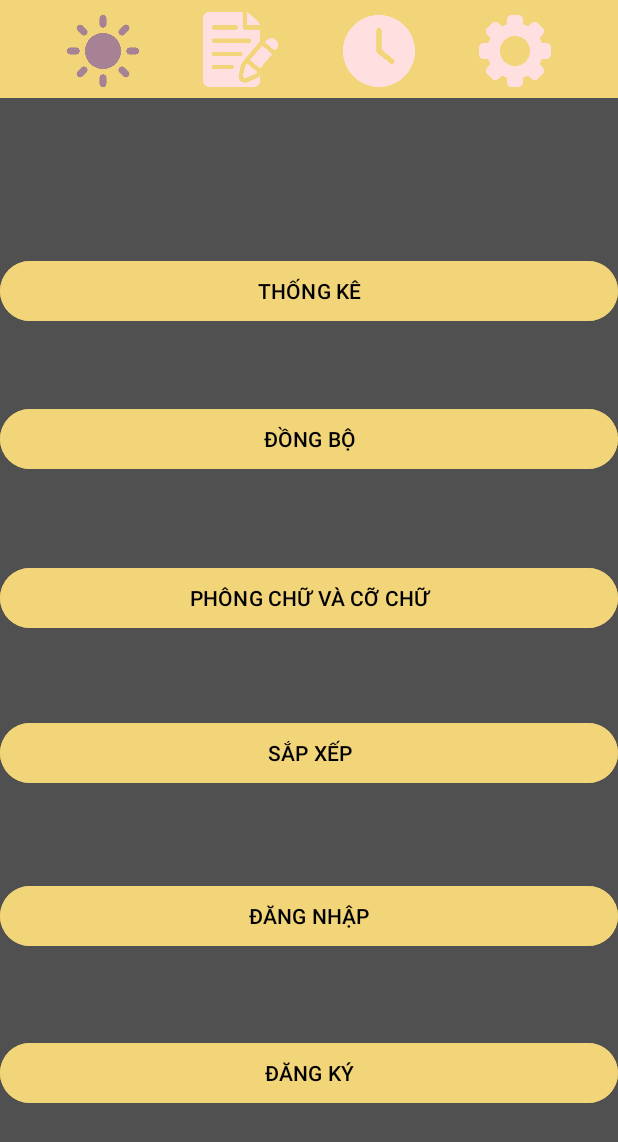
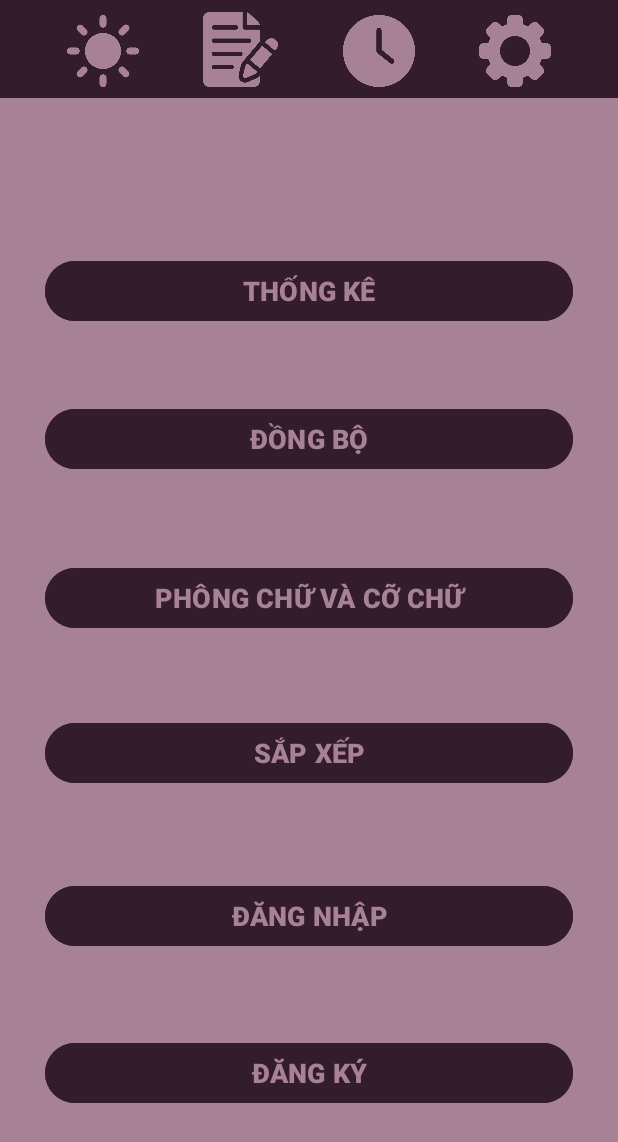
Before and after one commit to bananaa03/Simple-Notes, an Android app: the layout setting_night.xml on its own in the app's theme, with its tools: preview values and no code run, on a phone screen of 412 x 824 dp. Shown: the top 1142 px of the screen. Run offline under Robolectric (Android 15) with nearby library versions, the phone set to English and light mode, and no system bars.

Commit message:
edit setting_day.xml, setting_night.xml

```diff
--- a/app/src/main/res/layout/setting_day.xml
+++ b/app/src/main/res/layout/setting_day.xml
@@ -81,8 +81,10 @@
         android:textStyle="bold"
         app:layout_constraintBottom_toBottomOf="parent"
         app:layout_constraintEnd_toEndOf="parent"
+        android:layout_marginLeft="30dp"
         app:layout_constraintHorizontal_bias="0.0"
         app:layout_constraintStart_toStartOf="parent"
+        android:layout_marginRight="30dp"
         app:layout_constraintTop_toTopOf="parent"
         app:layout_constraintVertical_bias="0.219" />
 
@@ -95,6 +97,8 @@
         android:textColor="@color/llpink"
         android:textSize="18sp"
         android:textStyle="bold"
+        android:layout_marginRight="30dp"
+        android:layout_marginLeft="30dp"
         app:layout_constraintBottom_toBottomOf="parent"
         app:layout_constraintEnd_toEndOf="parent"
         app:layout_constraintHorizontal_bias="0.0"
@@ -111,6 +115,8 @@
         android:textColor="@color/llpink"
         android:textSize="18sp"
         android:textStyle="bold"
+        android:layout_marginRight="30dp"
+        android:layout_marginLeft="30dp"
         app:layout_constraintBottom_toBottomOf="parent"
         app:layout_constraintEnd_toEndOf="parent"
         app:layout_constraintHorizontal_bias="0.0"
@@ -127,6 +133,8 @@
         android:textColor="@color/llpink"
         android:textSize="18sp"
         android:textStyle="bold"
+        android:layout_marginRight="30dp"
+        android:layout_marginLeft="30dp"
         app:layout_constraintBottom_toBottomOf="parent"
         app:layout_constraintEnd_toEndOf="parent"
         app:layout_constraintHorizontal_bias="1.0"
@@ -143,6 +151,8 @@
         android:textColor="@color/llpink"
         android:textSize="18sp"
         android:textStyle="bold"
+        android:layout_marginRight="30dp"
+        android:layout_marginLeft="30dp"
         app:layout_constraintBottom_toBottomOf="parent"
         app:layout_constraintEnd_toEndOf="parent"
         app:layout_constraintHorizontal_bias="0.0"
@@ -159,6 +169,8 @@
         android:textColor="@color/llpink"
         android:textSize="18sp"
         android:textStyle="bold"
+        android:layout_marginRight="30dp"
+        android:layout_marginLeft="30dp"
         app:layout_constraintBottom_toBottomOf="parent"
         app:layout_constraintEnd_toEndOf="parent"
         app:layout_constraintHorizontal_bias="0.0"
--- a/app/src/main/res/layout/setting_night.xml
+++ b/app/src/main/res/layout/setting_night.xml
@@ -4,13 +4,13 @@
     xmlns:tools="http://schemas.android.com/tools"
     android:layout_width="match_parent"
     android:layout_height="match_parent"
-    android:background="@color/gray">
+    android:background="@color/llpurple">
 
     <androidx.appcompat.widget.Toolbar
         android:id="@+id/toolbar"
         android:layout_width="match_parent"
         android:layout_height="65dp"
-        android:background="@color/yellowpastel"
+        android:background="@color/darkpurple"
         android:minHeight="?attr/actionBarSize"
         android:theme="?attr/actionBarTheme"
         app:layout_constraintTop_toTopOf="parent"/>
@@ -22,7 +22,7 @@
         android:layout_height="48dp"
         android:layout_marginLeft="1dp"
         android:layout_marginTop="10dp"
-        android:background="@color/yellowpastel"
+        android:background="@color/darkpurple"
         android:contentDescription="nightmode"
         android:scaleType="fitXY"
         app:layout_constraintRight_toLeftOf="@id/imageButton5"
@@ -36,48 +36,52 @@
         android:layout_width="50dp"
         android:layout_height="50dp"
         android:layout_marginTop="8dp"
-        android:background="@color/yellowpastel"
+        android:background="@color/darkpurple"
         android:contentDescription="note"
         android:scaleType="fitXY"
         app:layout_constraintRight_toLeftOf="@id/iBt_settime"
         app:layout_constraintLeft_toRightOf="@id/iBt_mode"
         app:layout_constraintTop_toTopOf="parent"
-        app:srcCompat="@drawable/light_note" />
+        app:srcCompat="@drawable/dark_note" />
 
     <ImageButton
         android:id="@+id/iBt_settime"
         android:layout_width="48dp"
         android:layout_height="48dp"
         android:layout_marginTop="10dp"
-        android:background="@color/yellowpastel"
+        android:background="@color/darkpurple"
         android:contentDescription="date"
         android:scaleType="fitXY"
         app:layout_constraintLeft_toRightOf="@id/imageButton5"
         app:layout_constraintRight_toLeftOf="@id/iBt_setting"
         app:layout_constraintTop_toTopOf="parent"
-        app:srcCompat="@drawable/light_clock" />
+        app:srcCompat="@drawable/dark_clock" />
 
     <ImageButton
         android:id="@+id/iBt_setting"
         android:layout_width="48dp"
         android:layout_height="48dp"
         android:layout_marginTop="10dp"
-        android:background="@color/yellowpastel"
+        android:background="@color/darkpurple"
         android:contentDescription="settings"
         android:scaleType="fitXY"
         android:layout_marginRight="1dp"
         app:layout_constraintLeft_toRightOf="@id/iBt_settime"
         app:layout_constraintTop_toTopOf="parent"
         app:layout_constraintRight_toRightOf="parent"
-        app:srcCompat="@drawable/light_setting" />
+        app:srcCompat="@drawable/dark_setting" />
 
     <Button
         android:id="@+id/thongke"
         android:layout_width="match_parent"
         android:layout_height="wrap_content"
         android:text="THỐNG KÊ"
-        android:backgroundTint="@color/yellowpastel"
-        android:textColor="@color/black"
+        android:backgroundTint="@color/darkpurple"
+        android:textColor="@color/llpurple"
+        android:textSize="18sp"
+        android:textStyle="bold"
+        android:layout_marginRight="30dp"
+        android:layout_marginLeft="30dp"
         app:layout_constraintBottom_toBottomOf="parent"
         app:layout_constraintEnd_toEndOf="parent"
         app:layout_constraintHorizontal_bias="0.0"
@@ -89,9 +93,13 @@
         android:id="@+id/dongbo"
         android:layout_width="match_parent"
         android:layout_height="wrap_content"
-        android:backgroundTint="@color/yellowpastel"
+        android:backgroundTint="@color/darkpurple"
         android:text="ĐỒNG BỘ"
-        android:textColor="@color/black"
+        android:textColor="@color/llpurple"
+        android:textSize="18sp"
+        android:textStyle="bold"
+        android:layout_marginRight="30dp"
+        android:layout_marginLeft="30dp"
         app:layout_constraintBottom_toBottomOf="parent"
         app:layout_constraintEnd_toEndOf="parent"
         app:layout_constraintHorizontal_bias="0.0"
@@ -103,9 +111,13 @@
         android:id="@+id/font"
         android:layout_width="match_parent"
         android:layout_height="wrap_content"
-        android:backgroundTint="@color/yellowpastel"
+        android:backgroundTint="@color/darkpurple"
         android:text="PHÔNG CHỮ VÀ CỠ CHỮ"
-        android:textColor="@color/black"
+        android:textColor="@color/llpurple"
+        android:textSize="18sp"
+        android:textStyle="bold"
+        android:layout_marginRight="30dp"
+        android:layout_marginLeft="30dp"
         app:layout_constraintBottom_toBottomOf="parent"
         app:layout_constraintEnd_toEndOf="parent"
         app:layout_constraintHorizontal_bias="0.0"
@@ -117,9 +129,13 @@
         android:id="@+id/sapxep"
         android:layout_width="match_parent"
         android:layout_height="wrap_content"
-        android:backgroundTint="@color/yellowpastel"
+        android:backgroundTint="@color/darkpurple"
         android:text="SẮP XẾP"
-        android:textColor="@color/black"
+        android:textColor="@color/llpurple"
+        android:textSize="18sp"
+        android:textStyle="bold"
+        android:layout_marginRight="30dp"
+        android:layout_marginLeft="30dp"
         app:layout_constraintBottom_toBottomOf="parent"
         app:layout_constraintEnd_toEndOf="parent"
         app:layout_constraintHorizontal_bias="1.0"
@@ -131,9 +147,13 @@
         android:id="@+id/dangnhap"
         android:layout_width="match_parent"
         android:layout_height="wrap_content"
-        android:backgroundTint="@color/yellowpastel"
+        android:backgroundTint="@color/darkpurple"
         android:text="ĐĂNG NHẬP"
-        android:textColor="@color/black"
+        android:textColor="@color/llpurple"
+        android:textSize="18sp"
+        android:textStyle="bold"
+        android:layout_marginRight="30dp"
+        android:layout_marginLeft="30dp"
         app:layout_constraintBottom_toBottomOf="parent"
         app:layout_constraintEnd_toEndOf="parent"
         app:layout_constraintHorizontal_bias="0.0"
@@ -145,9 +165,13 @@
         android:id="@+id/dangky"
         android:layout_width="match_parent"
         android:layout_height="wrap_content"
-        android:backgroundTint="@color/yellowpastel"
+        android:backgroundTint="@color/darkpurple"
         android:text="ĐĂNG KÝ"
-        android:textColor="@color/black"
+        android:textColor="@color/llpurple"
+        android:textSize="18sp"
+        android:textStyle="bold"
+        android:layout_marginRight="30dp"
+        android:layout_marginLeft="30dp"
         app:layout_constraintBottom_toBottomOf="parent"
         app:layout_constraintEnd_toEndOf="parent"
         app:layout_constraintHorizontal_bias="0.0"
```
